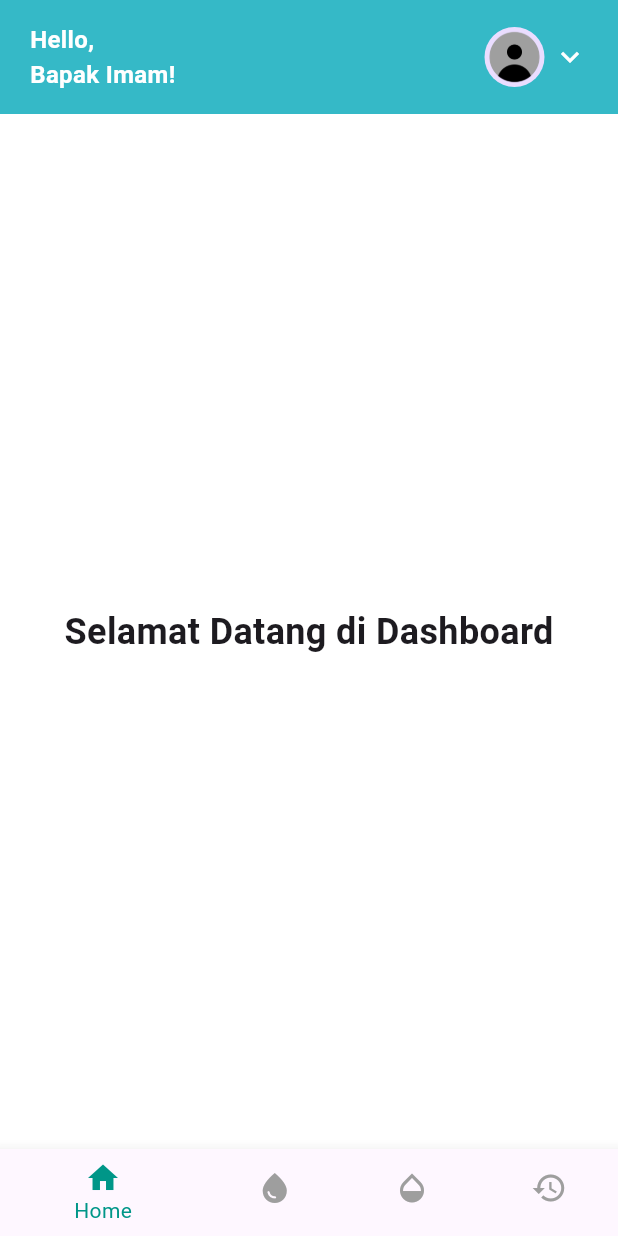
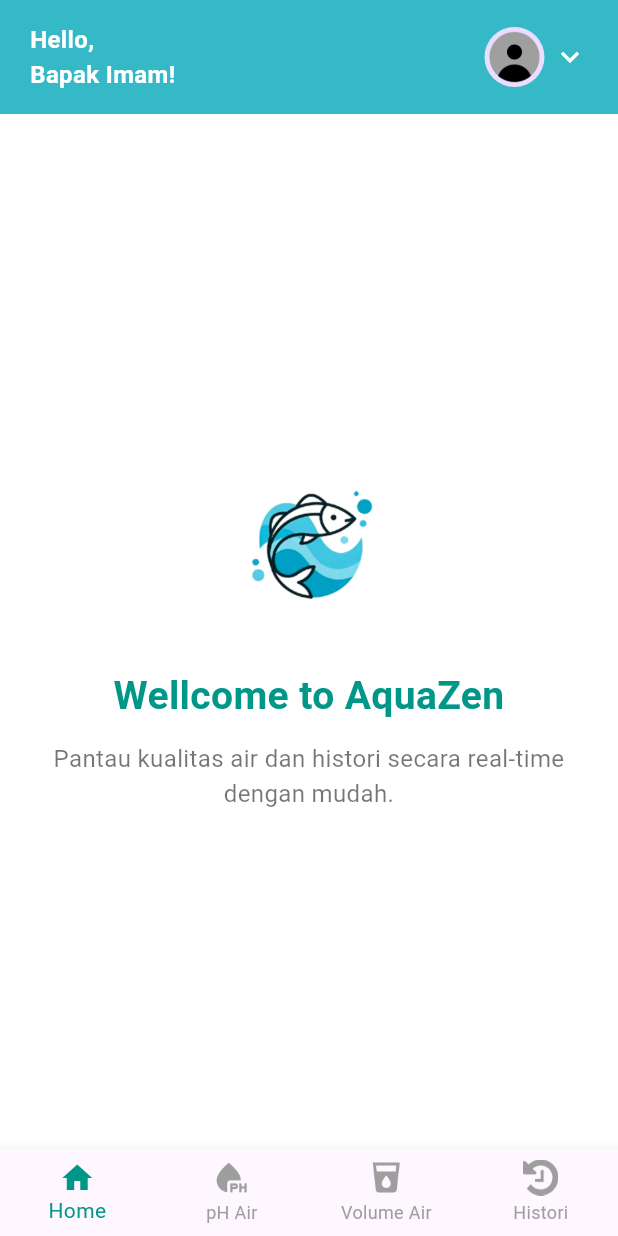
Before and after one commit to izunalagi/AquaZen, a Flutter app: the MainScreen screen opened directly, on a phone screen of 412 x 824 dp. Run offline on Flutter 3.47's test engine with Material 3 defaults, Android fonts, the light colour scheme and no system bars.

Commit message:
fronetend done all

```diff
--- a/lib/view/bottom_navbar_widget.dart
+++ b/lib/view/bottom_navbar_widget.dart
@@ -17,11 +17,37 @@ class BottomNavBarWidget extends StatelessWidget {
       onTap: onTap,
       selectedItemColor: Colors.teal,
       unselectedItemColor: Colors.grey,
-      items: const [
-        BottomNavigationBarItem(icon: Icon(Icons.home), label: 'Home'),
-        BottomNavigationBarItem(icon: Icon(Icons.water_drop), label: 'pH Air'),
-        BottomNavigationBarItem(icon: Icon(Icons.opacity), label: 'Volume Air'),
-        BottomNavigationBarItem(icon: Icon(Icons.history), label: 'Histori'),
+      showUnselectedLabels: true,
+      type: BottomNavigationBarType.fixed,
+      items: [
+        const BottomNavigationBarItem(icon: Icon(Icons.home), label: 'Home'),
+        BottomNavigationBarItem(
+          icon: Image.asset(
+            'assets/images/ph.png',
+            width: 24,
+            height: 24,
+            color: currentIndex == 1 ? Colors.teal : Colors.grey,
+          ),
+          label: 'pH Air',
+        ),
+        BottomNavigationBarItem(
+          icon: Image.asset(
+            'assets/images/volume.png',
+            width: 24,
+            height: 24,
+            color: currentIndex == 2 ? Colors.teal : Colors.grey,
+          ),
+          label: 'Volume Air',
+        ),
+        BottomNavigationBarItem(
+          icon: Image.asset(
+            'assets/images/histori.png',
+            width: 24,
+            height: 24,
+            color: currentIndex == 3 ? Colors.teal : Colors.grey,
+          ),
+          label: 'Histori',
+        ),
       ],
     );
   }
--- a/lib/view/histori.dart
+++ b/lib/view/histori.dart
@@ -5,7 +5,6 @@ class HistoriScreen extends StatelessWidget {
 
   @override
   Widget build(BuildContext context) {
-    // Contoh data tabel
     final List<Map<String, String>> dataTabel = [
       {'ph': '1', 'volume': '180 L', 'tanggal': '01-04-2025'},
       {'ph': '7', 'volume': '190 L', 'tanggal': '08-04-2025'},
@@ -32,9 +31,8 @@ class HistoriScreen extends StatelessWidget {
               ),
               const SizedBox(height: 24),
 
-              // Ini judul Data Volume + Export PDF di 1 baris
-              Row(
-                mainAxisAlignment: MainAxisAlignment.spaceBetween,
+              Column(
+                crossAxisAlignment: CrossAxisAlignment.start,
                 children: [
                   const Text(
                     'Data Volume Air & pH Air Per Minggu:',
@@ -44,10 +42,11 @@ class HistoriScreen extends StatelessWidget {
                       color: Colors.black87,
                     ),
                   ),
-                  ElevatedButton(
-                    onPressed: () {
-                      // Action export PDF
-                    },
+                  const SizedBox(height: 8),
+                  Align(
+                    alignment: Alignment.centerRight,
+                    child: ElevatedButton(
+                      onPressed: () {},
                       style: ElevatedButton.styleFrom(
                         backgroundColor: Colors.white,
                         side: const BorderSide(color: Colors.black),
@@ -61,12 +60,12 @@ class HistoriScreen extends StatelessWidget {
                         style: TextStyle(color: Colors.black),
                       ),
                     ),
+                  ),
                 ],
               ),
 
               const SizedBox(height: 16),
 
-              // Ini tabelnya di Center
               Center(
                 child: DataTable(
                   columns: const [
@@ -112,7 +111,6 @@ class HistoriScreen extends StatelessWidget {
     );
   }
 
-  // Fungsi untuk menentukan warna berdasarkan pH
   static Color _getPhColor(int ph) {
     if (ph <= 6) {
       return Colors.orange;
--- a/lib/view/home_page.dart
+++ b/lib/view/home_page.dart
@@ -5,10 +5,41 @@ class HomePage extends StatelessWidget {
 
   @override
   Widget build(BuildContext context) {
-    return Center(
-      child: Text(
-        'Selamat Datang di Dashboard',
-        style: TextStyle(fontSize: 24, fontWeight: FontWeight.bold),
+    return Scaffold(
+      backgroundColor: Colors.white,
+      body: SafeArea(
+        child: Center(
+          child: Padding(
+            padding: const EdgeInsets.symmetric(horizontal: 24.0),
+            child: Column(
+              mainAxisAlignment: MainAxisAlignment.center,
+              children: [
+                // Logo
+                Image.asset('assets/images/logo.png', width: 120, height: 120),
+                const SizedBox(height: 24),
+
+                // Judul
+                const Text(
+                  'Wellcome to AquaZen',
+                  textAlign: TextAlign.center,
+                  style: TextStyle(
+                    fontSize: 26,
+                    fontWeight: FontWeight.bold,
+                    color: Colors.teal,
+                  ),
+                ),
+                const SizedBox(height: 12),
+
+                // Deskripsi
+                const Text(
+                  'Pantau kualitas air dan histori secara real-time dengan mudah.',
+                  textAlign: TextAlign.center,
+                  style: TextStyle(fontSize: 16, color: Colors.black54),
+                ),
+              ],
+            ),
+          ),
+        ),
       ),
     );
   }
--- a/lib/view/main_screen.dart
+++ b/lib/view/main_screen.dart
@@ -17,7 +17,7 @@ class _MainScreenState extends State<MainScreen> {
   int _selectedIndex = 0;
 
   final List<Widget> _pages = const [
-    HomePage(), // HomePage nanti buat dashboard ringkas
+    HomePage(),
     PhAirScreen(),
     VolumeAirScreen(),
     HistoriScreen(),
```
Lines whose indentation alone changed are shown as unchanged.
